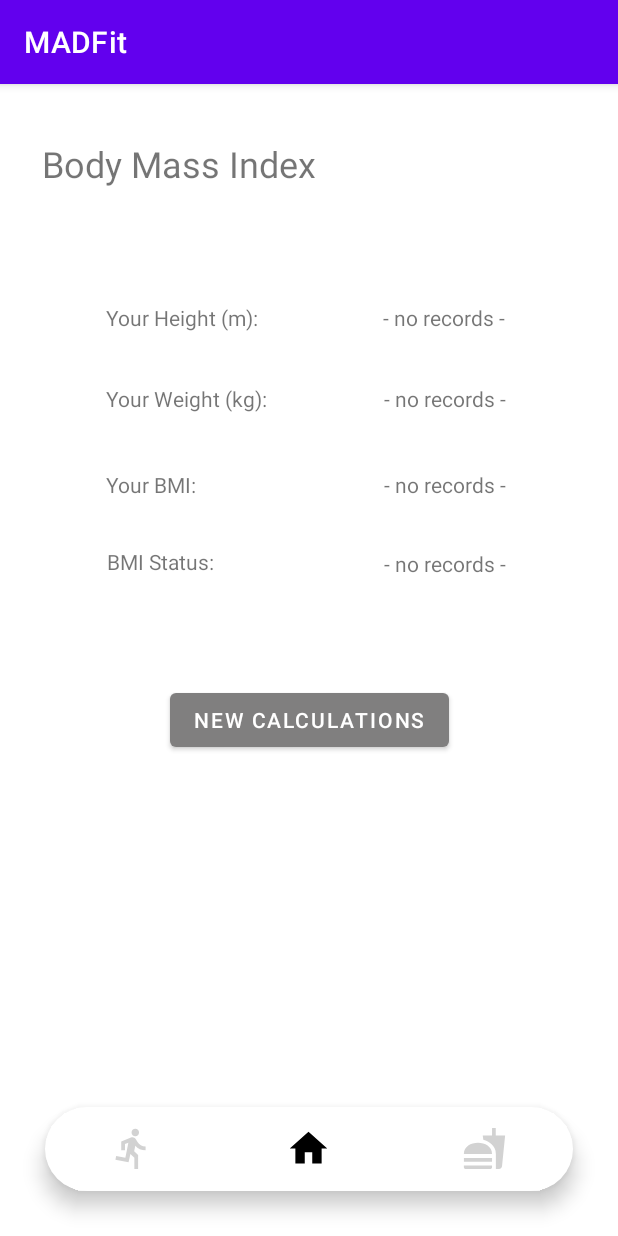
After one commit to Balqiskinanti/MADFit, an Android app: the BmiActivity screen opened directly, with no data from a screen before it, on a phone screen of 412 x 824 dp. The commit adds this screen. Run offline under Robolectric (Android 15) with nearby library versions, the phone set to English and light mode, and no system bars.

Commit message:
added BMI page

```diff
--- a/app/src/main/AndroidManifest.xml
+++ b/app/src/main/AndroidManifest.xml
@@ -9,17 +9,17 @@
         android:roundIcon="@mipmap/ic_launcher_round"
         android:supportsRtl="true"
         android:theme="@style/Theme.MADFit">
-
-        <activity android:name=".SplashActivity" android:theme="@style/Theme.MADFit.Splashscreen">
-          <intent-filter>
+        <activity android:name=".BmiActivity"></activity>
+        <activity
+            android:name=".SplashActivity"
+            android:theme="@style/Theme.MADFit.Splashscreen">
+            <intent-filter>
                 <action android:name="android.intent.action.MAIN" />
 
                 <category android:name="android.intent.category.LAUNCHER" />
             </intent-filter>
         </activity>
-
-        <activity android:name=".ListExercises"></activity>
-
+        <activity android:name=".ListExercises" />
         <activity android:name=".MainActivity">
             <intent-filter>
                 <action android:name="android.intent.action.MAIN" />
@@ -27,9 +27,8 @@
                 <category android:name="android.intent.category.DEFAULT" />
             </intent-filter>
         </activity>
-
         <activity android:name=".WorkoutActivity" />
         <activity android:name=".FoodActivity" />
+    </application>
 
-    </application>
 </manifest>
--- /dev/null
+++ b/app/src/main/java/sg/edu/np/mad/madfit/BmiActivity.java
@@ -0,0 +1,48 @@
+package sg.edu.np.mad.madfit;
+
+import androidx.annotation.NonNull;
+import androidx.appcompat.app.AppCompatActivity;
+
+import android.content.Intent;
+import android.os.Bundle;
+import android.view.MenuItem;
+
+import com.google.android.material.bottomnavigation.BottomNavigationView;
+
+public class BmiActivity extends AppCompatActivity {
+    BottomNavigationView navigationView;
+
+    @Override
+    protected void onCreate(Bundle savedInstanceState) {
+        super.onCreate(savedInstanceState);
+        setContentView(R.layout.activity_bmi);
+
+        navigationView = findViewById(R.id.bottom_navigation);
+        navigationView.setSelectedItemId(R.id.nav_home);
+        navigationView.setOnNavigationItemSelectedListener(new BottomNavigationView.OnNavigationItemSelectedListener() {
+            @Override
+            public boolean onNavigationItemSelected(@NonNull MenuItem item) {
+                switch (item.getItemId()){
+
+                    case R.id.nav_home:
+                        Intent intent3 = new Intent(BmiActivity.this,MainActivity.class);
+                        startActivity(intent3);
+                        break;
+
+                    case R.id.nav_workout:
+                        Intent intent1 = new Intent(BmiActivity.this,WorkoutActivity.class);
+                        startActivity(intent1);
+                        break;
+
+                    case R.id.nav_food:
+                        Intent intent2 = new Intent(BmiActivity.this,FoodActivity.class);
+                        startActivity(intent2);
+                        break;
+
+                }
+                return false;
+            }
+
+        });
+    }
+}
--- a/app/src/main/java/sg/edu/np/mad/madfit/MainActivity.java
+++ b/app/src/main/java/sg/edu/np/mad/madfit/MainActivity.java
@@ -28,6 +28,8 @@ public class MainActivity extends AppCompatActivity {
         calBMI_btn.setOnTouchListener(new View.OnTouchListener() {
             @Override
             public boolean onTouch(View v, MotionEvent event) {
+                Intent intent = new Intent(MainActivity.this, BmiActivity.class);
+                startActivity(intent);
                 return false;
             }
         });
--- /dev/null
+++ b/app/src/main/res/layout/activity_bmi.xml
@@ -0,0 +1,161 @@
+<?xml version="1.0" encoding="utf-8"?>
+<RelativeLayout xmlns:android="http://schemas.android.com/apk/res/android"
+    xmlns:app="http://schemas.android.com/apk/res-auto"
+    xmlns:tools="http://schemas.android.com/tools"
+    android:layout_width="match_parent"
+    android:layout_height="match_parent"
+    tools:context=".BmiActivity">
+
+    <androidx.constraintlayout.widget.ConstraintLayout
+        android:layout_width="match_parent"
+        android:layout_height="match_parent"
+        tools:context=".MainActivity2">
+
+        <TextView
+            android:id="@+id/bmi_title"
+            android:layout_width="wrap_content"
+            android:layout_height="wrap_content"
+            android:text="Body Mass Index"
+            android:textSize="24sp"
+            app:layout_constraintBottom_toBottomOf="parent"
+            app:layout_constraintHorizontal_bias="0.121"
+            app:layout_constraintLeft_toLeftOf="parent"
+            app:layout_constraintRight_toRightOf="parent"
+            app:layout_constraintTop_toTopOf="parent"
+            app:layout_constraintVertical_bias="0.05" />
+
+        <TextView
+            android:id="@+id/height_text"
+            android:layout_width="wrap_content"
+            android:layout_height="wrap_content"
+            android:text="Your Height (m):"
+            app:layout_constraintBottom_toBottomOf="parent"
+            app:layout_constraintEnd_toEndOf="parent"
+            app:layout_constraintHorizontal_bias="0.229"
+            app:layout_constraintStart_toStartOf="parent"
+            app:layout_constraintTop_toTopOf="parent"
+            app:layout_constraintVertical_bias="0.195" />
+
+        <TextView
+            android:id="@+id/weight_text"
+            android:layout_width="wrap_content"
+            android:layout_height="wrap_content"
+            android:text="Your Weight (kg):"
+            app:layout_constraintBottom_toBottomOf="parent"
+            app:layout_constraintEnd_toEndOf="parent"
+            app:layout_constraintHorizontal_bias="0.233"
+            app:layout_constraintStart_toStartOf="parent"
+            app:layout_constraintTop_toTopOf="parent"
+            app:layout_constraintVertical_bias="0.267" />
+
+        <TextView
+            android:id="@+id/bmi_text"
+            android:layout_width="wrap_content"
+            android:layout_height="wrap_content"
+            android:text="Your BMI:"
+            app:layout_constraintBottom_toBottomOf="parent"
+            app:layout_constraintEnd_toEndOf="parent"
+            app:layout_constraintHorizontal_bias="0.202"
+            app:layout_constraintStart_toStartOf="parent"
+            app:layout_constraintTop_toTopOf="parent"
+            app:layout_constraintVertical_bias="0.344" />
+
+        <TextView
+            android:id="@+id/status_text"
+            android:layout_width="wrap_content"
+            android:layout_height="wrap_content"
+            android:text="BMI Status:"
+            app:layout_constraintBottom_toBottomOf="parent"
+            app:layout_constraintEnd_toEndOf="parent"
+            app:layout_constraintHorizontal_bias="0.209"
+            app:layout_constraintStart_toStartOf="parent"
+            app:layout_constraintTop_toTopOf="parent"
+            app:layout_constraintVertical_bias="0.412" />
+
+        <TextView
+            android:id="@+id/height_record"
+            android:layout_width="wrap_content"
+            android:layout_height="wrap_content"
+            android:text="- no records -"
+            app:layout_constraintBottom_toBottomOf="parent"
+            app:layout_constraintEnd_toEndOf="parent"
+            app:layout_constraintHorizontal_bias="0.772"
+            app:layout_constraintStart_toStartOf="parent"
+            app:layout_constraintTop_toTopOf="parent"
+            app:layout_constraintVertical_bias="0.195" />
+
+        <TextView
+            android:id="@+id/weight_record"
+            android:layout_width="wrap_content"
+            android:layout_height="wrap_content"
+            android:text="- no records -"
+            app:layout_constraintBottom_toBottomOf="parent"
+            app:layout_constraintEnd_toEndOf="parent"
+            app:layout_constraintHorizontal_bias="0.775"
+            app:layout_constraintStart_toStartOf="parent"
+            app:layout_constraintTop_toTopOf="parent"
+            app:layout_constraintVertical_bias="0.267" />
+
+        <TextView
+            android:id="@+id/bmi_record"
+            android:layout_width="wrap_content"
+            android:layout_height="wrap_content"
+            android:text="- no records -"
+            app:layout_constraintBottom_toBottomOf="parent"
+            app:layout_constraintEnd_toEndOf="parent"
+            app:layout_constraintHorizontal_bias="0.775"
+            app:layout_constraintStart_toStartOf="parent"
+            app:layout_constraintTop_toTopOf="parent"
+            app:layout_constraintVertical_bias="0.344" />
+
+        <TextView
+            android:id="@+id/status_record"
+            android:layout_width="wrap_content"
+            android:layout_height="wrap_content"
+            android:text="- no records -"
+            app:layout_constraintBottom_toBottomOf="parent"
+            app:layout_constraintEnd_toEndOf="parent"
+            app:layout_constraintHorizontal_bias="0.775"
+            app:layout_constraintStart_toStartOf="parent"
+            app:layout_constraintTop_toTopOf="parent"
+            app:layout_constraintVertical_bias="0.414" />
+
+        <Button
+            android:id="@+id/calBMI_button"
+            android:layout_width="wrap_content"
+            android:layout_height="wrap_content"
+            android:text="New Calculations"
+            app:backgroundTint="#807F7F"
+            app:layout_constraintBottom_toBottomOf="parent"
+            app:layout_constraintEnd_toEndOf="parent"
+            app:layout_constraintStart_toStartOf="parent"
+            app:layout_constraintTop_toTopOf="parent"
+            app:layout_constraintVertical_bias="0.556" />
+
+        <Button
+            android:id="@+id/home_button"
+            android:layout_width="wrap_content"
+            android:layout_height="wrap_content"
+            android:text="Home"
+            app:layout_constraintBottom_toBottomOf="parent"
+            app:layout_constraintEnd_toEndOf="parent"
+            app:layout_constraintStart_toStartOf="parent"
+            app:layout_constraintTop_toTopOf="parent"
+            app:layout_constraintVertical_bias="0.953" />
+
+    </androidx.constraintlayout.widget.ConstraintLayout>
+
+    <com.google.android.material.bottomnavigation.BottomNavigationView
+        android:id="@+id/bottom_navigation"
+        android:layout_width="match_parent"
+        android:layout_height="wrap_content"
+        android:layout_alignParentBottom="true"
+        android:layout_margin="30dp"
+        android:background="@drawable/round_corner"
+        android:elevation="2dp"
+        app:itemIconSize="30dp"
+        app:itemIconTint="@drawable/item_selector"
+        app:itemRippleColor="@android:color/transparent"
+        app:labelVisibilityMode="unlabeled"
+        app:menu="@menu/menu" />
+</RelativeLayout>
```
